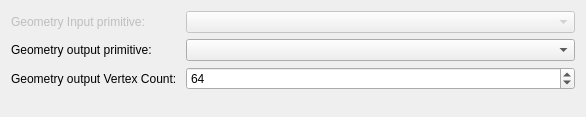
Before: the Qt Designer form forms/PrimitivesDialog.ui in ethiago/shader-labs, drawn with Qt 5.
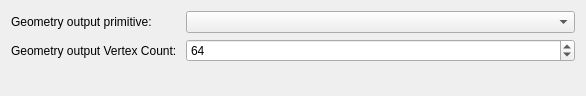
After: the same form once the commit is applied.

Commit message: Grande Refactoring. Remoção de bugs e regras de negócios confusas. Multitextura de acordo com specificações do OpenGL geometry shader funcionando em V120 e V130 Edição de multiplos objetos

Diff of the .ui file:
```diff
--- a/forms/PrimitivesDialog.ui
+++ b/forms/PrimitivesDialog.ui
@@ -7,7 +7,7 @@
     <x>0</x>
     <y>0</y>
     <width>586</width>
-    <height>117</height>
+    <height>96</height>
    </rect>
   </property>
   <property name="windowTitle">
@@ -18,40 +18,23 @@
     <enum>QFormLayout::AllNonFixedFieldsGrow</enum>
    </property>
    <item row="1" column="0">
-    <widget class="QLabel" name="label_2">
-     <property name="enabled">
-      <bool>false</bool>
-     </property>
-     <property name="text">
-      <string>Geometry Input primitive:</string>
-     </property>
-    </widget>
-   </item>
-   <item row="1" column="1">
-    <widget class="QComboBox" name="comboBoxInput">
-     <property name="enabled">
-      <bool>false</bool>
-     </property>
-    </widget>
-   </item>
-   <item row="2" column="0">
     <widget class="QLabel" name="label">
      <property name="text">
       <string>Geometry output primitive:</string>
      </property>
     </widget>
    </item>
-   <item row="2" column="1">
+   <item row="1" column="1">
     <widget class="QComboBox" name="comboBoxOutput"/>
    </item>
-   <item row="3" column="0">
+   <item row="2" column="0">
     <widget class="QLabel" name="label_3">
      <property name="text">
       <string>Geometry output Vertex Count: </string>
      </property>
     </widget>
    </item>
-   <item row="3" column="1">
+   <item row="2" column="1">
     <widget class="QSpinBox" name="vertexCount">
      <property name="value">
       <number>64</number>
```
The commit also changes 94 other files.
